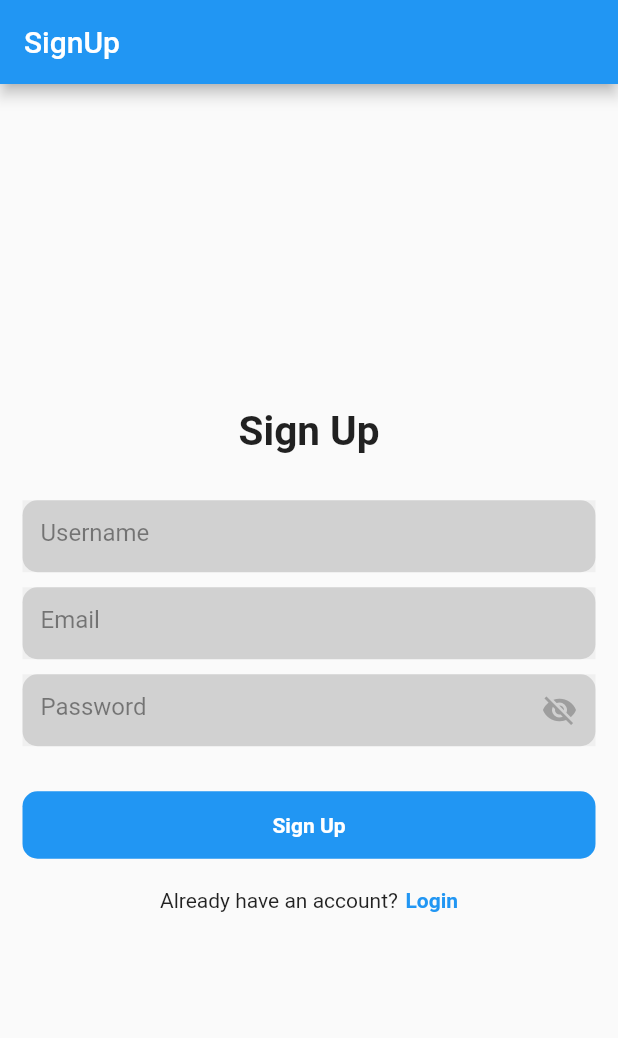
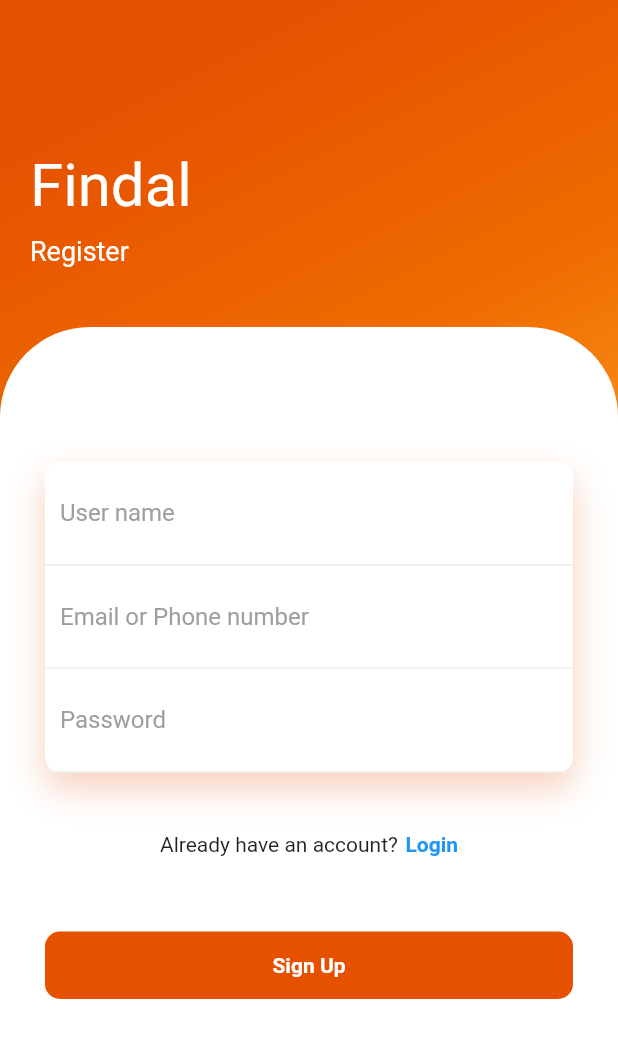
Before and after one commit to Mohamed11302/app_interactivos, a Flutter app: the screen it shows after launch, after a tap on "Register", on a phone screen of 412 x 824 dp. Shown: the top 1038 px of the screen. Run offline on Flutter 3.47's test engine with Material 2 defaults, Android fonts, the phone set to English and light mode, and no system bars; our stand-ins replace animate_do, firebase_auth, firebase_core, fluttertoast; accounts and stored records are empty.

Commit message:
Diseño de pestaña de Registro

```diff
--- a/lib/pages/register_login.dart
+++ b/lib/pages/register_login.dart
@@ -41,9 +41,9 @@ class _RegisterLoginState extends State<RegisterLogin> {
               child: Column(
                 crossAxisAlignment: CrossAxisAlignment.start,
                 children: <Widget>[
-                  FadeInUp(duration: Duration(milliseconds: 1000), child: Text("Login", style: TextStyle(color: Colors.white, fontSize: 40),)),
+                  FadeInUp(duration: Duration(milliseconds: 1000), child: Text("Findal", style: TextStyle(color: Colors.white, fontSize: 40),)),
                   SizedBox(height: 10,),
-                  FadeInUp(duration: Duration(milliseconds: 1300), child: Text("Welcome Back", style: TextStyle(color: Colors.white, fontSize: 18),)),
+                  FadeInUp(duration: Duration(milliseconds: 1300), child: Text("Login", style: TextStyle(color: Colors.white, fontSize: 18),)),
                 ],
               ),
             ),
@@ -132,6 +132,7 @@ class _RegisterLoginState extends State<RegisterLogin> {
                               SizedBox(
                                 width: 5,
                               ),
+                              FadeInUp(duration: Duration(milliseconds: 1500), child:
                               GestureDetector(
                                   onTap: () {
                                     Navigator.pushAndRemoveUntil(
@@ -144,7 +145,7 @@ class _RegisterLoginState extends State<RegisterLogin> {
                                     "Forgot password?",
                                     style: TextStyle(
                                         color: Colors.grey, fontWeight: FontWeight.bold),
-                                  ))
+                                  )),),
                             ],
                           ),
                         SizedBox(height: 50,),
--- a/lib/pages/register_page.dart
+++ b/lib/pages/register_page.dart
@@ -1,108 +1,141 @@
+import 'package:app_interactivos/pages/register_login.dart';
 import 'package:flutter/material.dart';
+import 'package:animate_do/animate_do.dart';
+import 'package:app_interactivos/pages/home_page.dart';
 import 'package:firebase_auth/firebase_auth.dart';
-import 'package:app_interactivos/pages/register_login.dart';
-import 'package:app_interactivos/pages/home_page.dart';
 import 'package:app_interactivos/global/common/toast.dart';
 import 'package:app_interactivos/user_auth/firebase_auth_implementation/firebase_auth_services.dart';
-import 'package:app_interactivos/user_auth/presentation/widgets/form_container_widget.dart';
 
-/*features/user_auth/firebase_auth_implementation/firebase_auth_services.dart';
-import 'package:flutter_firebase/features/user_auth/presentation/pages/login_page.dart';
-import 'package:flutter_firebase/features/user_auth/presentation/widgets/form_container_widget.dart';
-import 'package:flutter_firebase/global/common/toast.dart';
-*/
 
 class RegisterPage extends StatefulWidget {
-  const RegisterPage({super.key});
+  const RegisterPage({Key? key}) : super(key: key);
 
   @override
-  State<RegisterPage> createState() => _RegisterPageState();
+  _RegisterPageState createState() => _RegisterPageState();
 }
 
 class _RegisterPageState extends State<RegisterPage> {
+  String username_data = '';
+  String user_data = '';
+  String password_data = '';
+  bool isSigningUp = false;
   final FirebaseAuthService _auth = FirebaseAuthService();
-
-  TextEditingController _usernameController = TextEditingController();
-  TextEditingController _emailController = TextEditingController();
-  TextEditingController _passwordController = TextEditingController();
-
-  bool isSigningUp = false;
-
-  @override
-  void dispose() {
-    _usernameController.dispose();
-    _emailController.dispose();
-    _passwordController.dispose();
-    super.dispose();
-  }
 
   @override
   Widget build(BuildContext context) {
     return Scaffold(
-      appBar: AppBar(
-        automaticallyImplyLeading: false,
-        title: Text("SignUp"),
+
+      body: Container(
+        width: double.infinity,
+        decoration: BoxDecoration(
+          gradient: LinearGradient(
+            begin: Alignment.topCenter,
+            colors: [
+              Colors.orange.shade900,
+              Colors.orange.shade800,
+              Colors.orange.shade400
+            ]
+          )
         ),
-      body: Center(
-        child: Padding(
-          padding: const EdgeInsets.symmetric(horizontal: 15),
         child: Column(
-            mainAxisAlignment: MainAxisAlignment.center,
-            children: [
-              Text(
-                "Sign Up",
-                style: TextStyle(fontSize: 27, fontWeight: FontWeight.bold),
-              ),
-              SizedBox(
-                height: 30,
-              ),
-              FormContainerWidget(
-                controller: _usernameController,
-                hintText: "Username",
-                isPasswordField: false,
-              ),
-              SizedBox(
-                height: 10,
-              ),
-              FormContainerWidget(
-                controller: _emailController,
-                hintText: "Email",
-                isPasswordField: false,
-              ),
-              SizedBox(
-                height: 10,
-              ),
-              FormContainerWidget(
-                controller: _passwordController,
-                hintText: "Password",
-                isPasswordField: true,
-              ),
-              SizedBox(
-                height: 30,
-              ),
-              GestureDetector(
-                onTap:  (){
-                  _signUp();
-
-                },
-                child: Container(
-                  width: double.infinity,
-                  height: 45,
-                  decoration: BoxDecoration(
-                    color: Colors.blue,
-                    borderRadius: BorderRadius.circular(10),
-                  ),
-                  child: Center(
-                      child: isSigningUp ? CircularProgressIndicator(color: Colors.white,):Text(
-                    "Sign Up",
-                    style: TextStyle(
-                        color: Colors.white, fontWeight: FontWeight.bold),
-                  )),
+          crossAxisAlignment: CrossAxisAlignment.start,
+          children: <Widget>[
+            SizedBox(height: 80,),
+            Padding(
+              padding: EdgeInsets.all(20),
+              child: Column(
+                crossAxisAlignment: CrossAxisAlignment.start,
+                children: <Widget>[
+                  FadeInUp(duration: Duration(milliseconds: 1000), child: Text("Findal", style: TextStyle(color: Colors.white, fontSize: 40),)),
+                  SizedBox(height: 10,),
+                  FadeInUp(duration: Duration(milliseconds: 1300), child: Text("Register", style: TextStyle(color: Colors.white, fontSize: 18),)),
+                ],
               ),
             ),
-              SizedBox(
-                height: 20,
+            SizedBox(height: 20),
+            Expanded(
+              child: Container(
+                decoration: BoxDecoration(
+                  color: Colors.white,
+                  borderRadius: BorderRadius.only(topLeft: Radius.circular(60), topRight: Radius.circular(60))
                 ),
+                child: Padding(
+                    padding: EdgeInsets.all(30),
+                    child: Column(
+                      children: <Widget>[
+                        SizedBox(height: 60,),
+                        FadeInUp(duration: Duration(milliseconds: 1400), child: Container(
+                          decoration: BoxDecoration(
+                            color: Colors.white,
+                            borderRadius: BorderRadius.circular(10),
+                            boxShadow: [BoxShadow(
+                              color: Color.fromRGBO(225, 95, 27, .3),
+                              blurRadius: 20,
+                              offset: Offset(0, 10)
+                            )]
+                          ),
+                          child: Column(
+                            children: <Widget>[
+                              Container(
+                                padding: EdgeInsets.all(10),
+                                decoration: BoxDecoration(
+                                  border: Border(bottom: BorderSide(color: Colors.grey.shade200))
+                                ),
+                                child: TextField(
+                                  onChanged: (text){
+                                    setState(() {
+                                      username_data = text;
+                                    });
+                                  },
+                                  decoration: InputDecoration(
+                                    hintText: "User name",
+                                    hintStyle: TextStyle(color: Colors.grey),
+                                    border: InputBorder.none
+                                  ),
+                                ),
+                              ),
+                              Container(
+                                padding: EdgeInsets.all(10),
+                                decoration: BoxDecoration(
+                                  border: Border(bottom: BorderSide(color: Colors.grey.shade200))
+                                ),
+                                child: TextField(
+                                  onChanged: (text){
+                                    setState(() {
+                                      user_data = text;
+                                    });
+                                  },
+                                  decoration: InputDecoration(
+                                    hintText: "Email or Phone number",
+                                    hintStyle: TextStyle(color: Colors.grey),
+                                    border: InputBorder.none
+                                  ),
+                                ),
+                              ),
+                              Container(
+                                padding: EdgeInsets.all(10),
+                                decoration: BoxDecoration(
+                                  border: Border(bottom: BorderSide(color: Colors.grey.shade200))
+                                ),
+                                child: TextField(
+                                  onChanged: (text){
+                                    setState(() {
+                                      password_data = text;
+                                    });
+                                  },
+                                  obscureText: true,
+                                  decoration: InputDecoration(
+                                    hintText: "Password",
+                                    hintStyle: TextStyle(color: Colors.grey),
+                                    border: InputBorder.none
+                                  ),
+                                ),
+                              ),
+                            ],
+                          ),
+                        )),
+                        SizedBox(height: 40,),
+                        FadeInUp(duration: Duration(milliseconds: 1500), child:
                         Row(
                           mainAxisAlignment: MainAxisAlignment.center,
                           children: [
@@ -124,33 +157,61 @@ class _RegisterPageState extends State<RegisterPage> {
                                       color: Colors.blue, fontWeight: FontWeight.bold),
                                 ))
                           ],
+                        ),
+                        ),
+                        SizedBox(height: 50,),
+                        FadeInUp(duration: Duration(milliseconds: 1500), child:
+                        GestureDetector(
+                          onTap:  (){
+                            _signUp(username_data, user_data, password_data);
+
+                          },
+                          child: Container(
+                            width: double.infinity,
+                            height: 45,
+                            decoration: BoxDecoration(
+                              color: Colors.orange[900],
+                              borderRadius: BorderRadius.circular(10),
+                            ),
+                            child: Center(
+                                child: isSigningUp ? CircularProgressIndicator(color: Colors.white,):Text(
+                              "Sign Up",
+                              style: TextStyle(
+                                  color: Colors.white, fontWeight: FontWeight.bold),
+                            )),
+                          ),
+                        ),
+                        ),
+                      ],
+                    ),
+                  ),
+              ),
             )
           ],
-          ),
         ),
       ),
     );
   }
 
-  void _signUp() async {
+  void _signUp(String username_data, String user_data, String password_data) async {
 
 setState(() {
   isSigningUp = true;
 });
 
-    String username = _usernameController.text;
-    String email = _emailController.text;
-    String password = _passwordController.text;
+    String username = username_data;
+    String user = user_data;
+    String password = password_data;
 
-    User? user = await _auth.signUpWithEmailAndPassword(email, password);
+    User? register_user = await _auth.signUpWithEmailAndPassword(user, password);
 
 setState(() {
   isSigningUp = false;
 });
-    if (user != null) {
+    if (register_user != null) {
       showToast(message: "User is successfully created");
       //Navigator.pushNamed(context, "/home");
-      Navigator.push(context, MaterialPageRoute(builder: (context) => HomePage(user: email, password: password)));
+      Navigator.push(context, MaterialPageRoute(builder: (context) => HomePage(user: user, password: password)));
 
     } else {
       showToast(message: "Some error happend");
```
Lines whose indentation alone changed are shown as unchanged.
